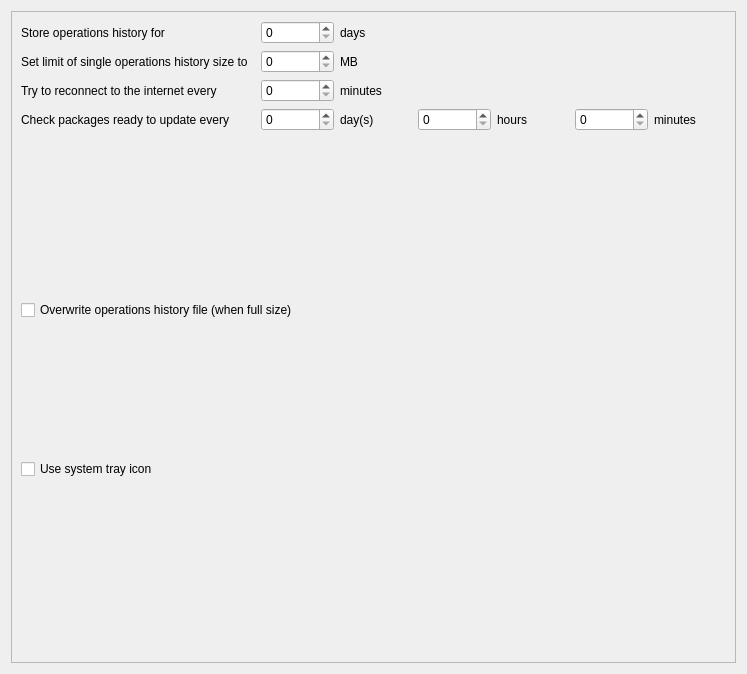
The window that src/src/generalsettings.ui (juliagoda/pak-gui) describes before a commit, drawn with Qt 5.
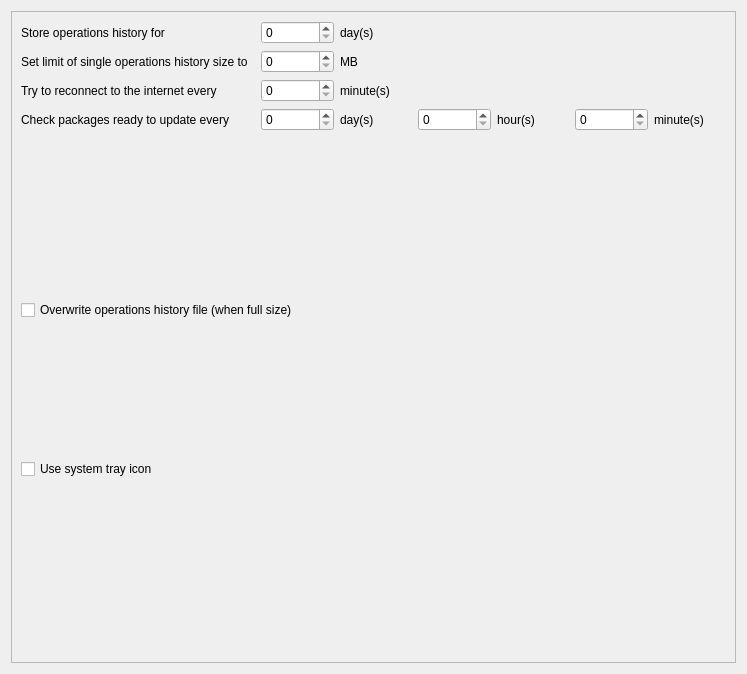
The same window after the commit.

```diff
--- a/src/src/generalsettings.ui
+++ b/src/src/generalsettings.ui
@@ -72,14 +72,14 @@
            <item row="0" column="2">
             <widget class="QLabel" name="label_2">
              <property name="text">
-              <string>days</string>
+              <string>day(s)</string>
              </property>
             </widget>
            </item>
            <item row="2" column="2">
             <widget class="QLabel" name="label_9">
              <property name="text">
-              <string>minutes</string>
+              <string>minute(s)</string>
              </property>
             </widget>
            </item>
@@ -89,14 +89,14 @@
            <item row="3" column="6">
             <widget class="QLabel" name="label_13">
              <property name="text">
-              <string>minutes</string>
+              <string>minute(s)</string>
              </property>
             </widget>
            </item>
            <item row="3" column="4">
             <widget class="QLabel" name="label_12">
              <property name="text">
-              <string>hours</string>
+              <string>hour(s)</string>
              </property>
             </widget>
            </item>
```
Left out of the diff: 20 changed lines with no effect on the pictures.
